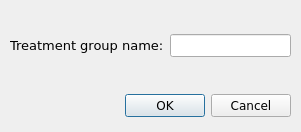
Qt form src/rc_metastudio/forms/new_group_dlg.ui (AliSalman-et-al/openmeta-analyst-community) before a commit.
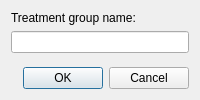
The same form after that commit. Icons and pictures are not drawn.

Diff of the .ui file:
```diff
--- a/src/rc_metastudio/forms/new_group_dlg.ui
+++ b/src/rc_metastudio/forms/new_group_dlg.ui
@@ -2,99 +2,13 @@
 <ui version="4.0">
  <class>new_group_dialog</class>
  <widget class="QDialog" name="new_group_dialog">
-  <property name="enabled">
-   <bool>true</bool>
-  </property>
-  <property name="geometry">
-   <rect>
-    <x>0</x>
-    <y>0</y>
-    <width>301</width>
-    <height>132</height>
-   </rect>
-  </property>
-  <property name="minimumSize">
-   <size>
-    <width>301</width>
-    <height>132</height>
-   </size>
-  </property>
-  <property name="maximumSize">
-   <size>
-    <width>301</width>
-    <height>132</height>
-   </size>
-  </property>
-  <property name="font">
-   <font>
-    <family>Verdana</family>
-   </font>
-  </property>
-  <property name="windowTitle">
-   <string>Add Treatment Group (Arm)</string>
-  </property>
-  <property name="windowIcon">
-   <iconset>
-    <normaloff>:/misc/meta.png</normaloff>:/misc/meta.png</iconset>
-  </property>
-  <widget class="QDialogButtonBox" name="buttonBox">
-   <property name="geometry">
-    <rect>
-     <x>10</x>
-     <y>90</y>
-     <width>281</width>
-     <height>32</height>
-    </rect>
-   </property>
-   <property name="font">
-    <font>
-     <family>Verdana</family>
-    </font>
-   </property>
-   <property name="orientation">
-    <enum>Qt::Horizontal</enum>
-   </property>
-   <property name="standardButtons">
-    <set>QDialogButtonBox::Cancel|QDialogButtonBox::Ok</set>
-   </property>
-  </widget>
-  <widget class="QWidget" name="layoutWidget">
-   <property name="geometry">
-    <rect>
-     <x>10</x>
-     <y>10</y>
-     <width>281</width>
-     <height>71</height>
-    </rect>
-   </property>
-   <layout class="QGridLayout" name="gridLayout">
-    <item row="0" column="0">
-     <widget class="QLabel" name="label_2">
-      <property name="font">
-       <font>
-        <family>Verdana</family>
-        <pointsize>10</pointsize>
-       </font>
-      </property>
-      <property name="text">
-       <string>Treatment group name:</string>
-      </property>
-     </widget>
-    </item>
-    <item row="0" column="1">
-     <widget class="QLineEdit" name="group_name_le">
-      <property name="font">
-       <font>
-        <family>Verdana</family>
-       </font>
-      </property>
-      <property name="alignment">
-       <set>Qt::AlignCenter</set>
-      </property>
-     </widget>
-    </item>
-   </layout>
-  </widget>
+  <property name="geometry"><rect><x>0</x><y>0</y><width>0</width><height>0</height></rect></property>
+  <property name="windowTitle"><string>Add Treatment Group (Arm)</string></property>
+  <property name="windowIcon"><iconset resource="images/icons.qrc"><normaloff>:/misc/meta.png</normaloff>:/misc/meta.png</iconset></property>
+  <layout class="QVBoxLayout" name="verticalLayout">
+   <item><layout class="QFormLayout" name="formLayout"><property name="fieldGrowthPolicy"><enum>QFormLayout::AllNonFixedFieldsGrow</enum></property><property name="rowWrapPolicy"><enum>QFormLayout::WrapAllRows</enum></property><item row="0" column="0"><widget class="QLabel" name="label_2"><property name="text"><string>Treatment group name:</string></property><property name="buddy"><cstring>group_name_le</cstring></property></widget></item><item row="0" column="1"><widget class="QLineEdit" name="group_name_le"><property name="alignment"><set>Qt::AlignCenter</set></property></widget></item></layout></item>
+   <item><widget class="QDialogButtonBox" name="buttonBox"><property name="orientation"><enum>Qt::Horizontal</enum></property><property name="standardButtons"><set>QDialogButtonBox::Cancel|QDialogButtonBox::Ok</set></property></widget></item>
+  </layout>
  </widget>
  <resources>
   <include location="images/icons.qrc"/>
```
Left out of the diff: 40 changed lines with no effect on the pictures.
